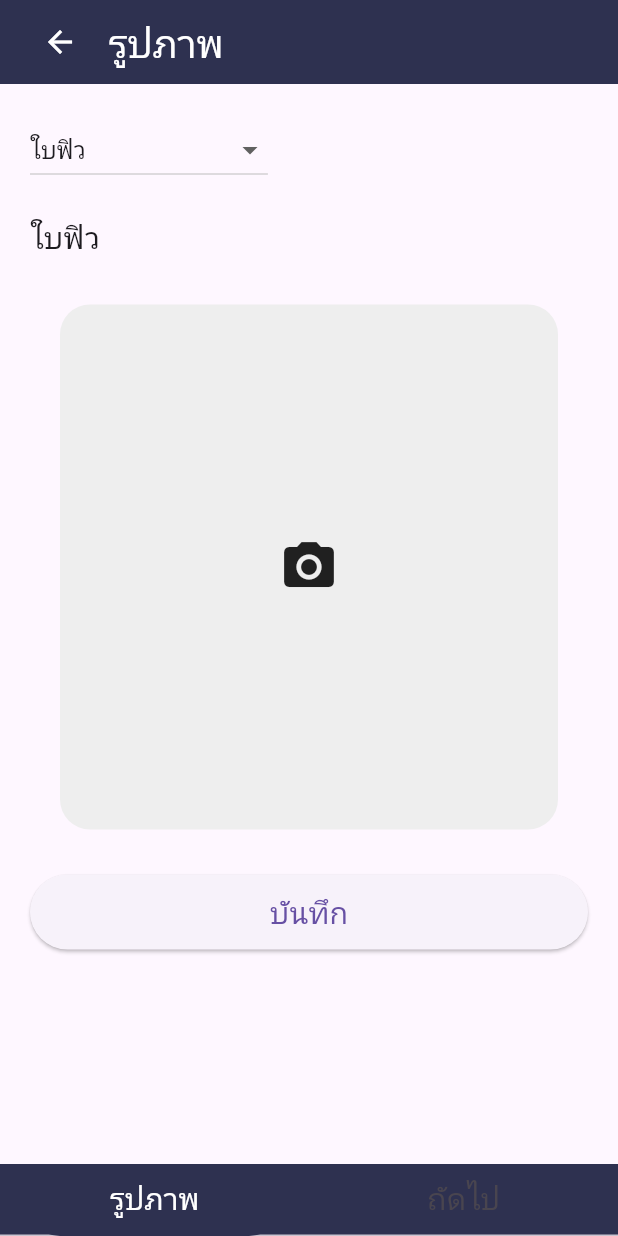
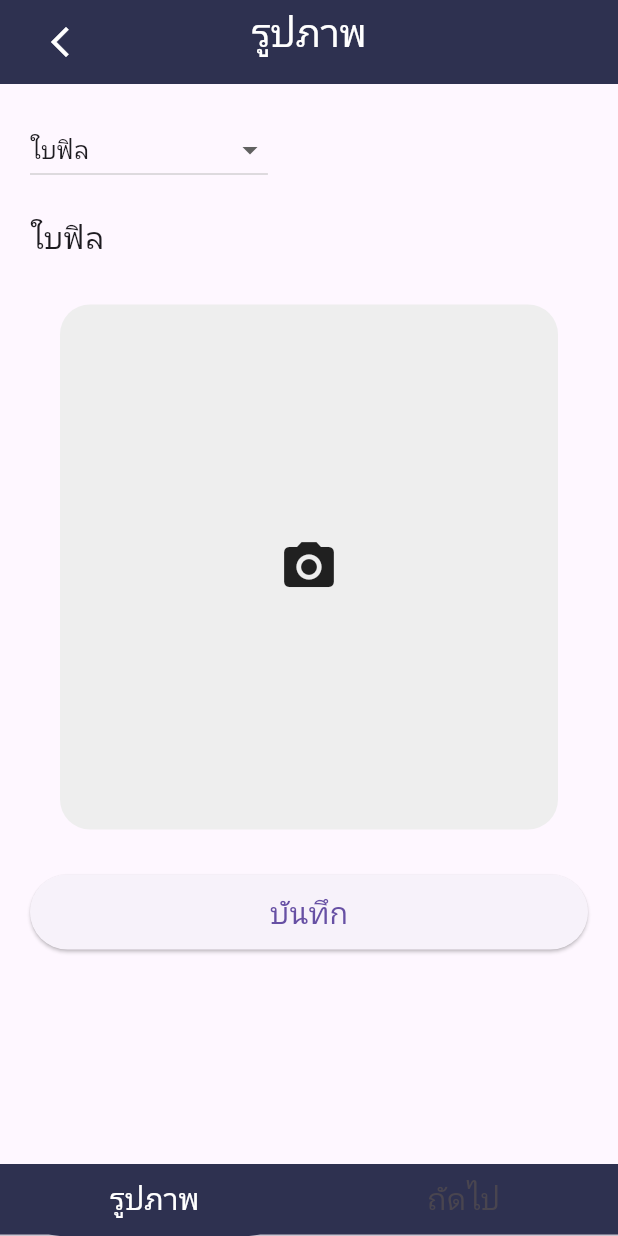
Before and after one commit to KeyClover/KunChang_photo, a Flutter app: the screen it shows after launch, on a phone screen of 412 x 824 dp. Run offline on Flutter 3.47's test engine with Material 3 defaults, Android fonts, the phone set to English and light mode, and no system bars; our stand-ins replace hexcolor, image_picker, sqflite; missing offline and left inert: freestyle_speed_dial; accounts and stored records are empty.

Commit message:
update: Update the display image picture field interface

```diff
--- a/lib/pages/take_picture_page.dart
+++ b/lib/pages/take_picture_page.dart
@@ -22,7 +22,7 @@ class _TakePicturePageState extends State<TakePicturePage> {
   String? _selectedField = 'fieldcardImage';
 
   final Map<String, String> _fieldLabels = {
-    'fieldcardImage': 'ใบฟิว',
+    'fieldcardImage': 'ใบฟิล',
     'frontImage': 'ข้างหน้ารถ',
     'backImage': 'ข้างหลังรถ',
     'leftSide': 'ข้างซ้ายรถ',
@@ -30,9 +30,6 @@ class _TakePicturePageState extends State<TakePicturePage> {
     'carRegistrationPlate': 'ทะเบียนรถ',
     'chassis': 'ตัวถังรถ',
   };
-
-
-
 
   void getImage(BuildContext context, String field) async {
     final ImagePicker _picker = ImagePicker();
@@ -65,8 +62,6 @@ class _TakePicturePageState extends State<TakePicturePage> {
       Provider.of<ImagesProvider>(context, listen: false)
           .addSelectedImageFile(field, imageFile);
     }
-
-
   } // this is for getting the images
 
   void deleteImage(BuildContext context, String field, int index) async {
@@ -94,7 +89,7 @@ class _TakePicturePageState extends State<TakePicturePage> {
       );
 
       if (result == true) {
-        await imageProvider.deleteFromDatabase(field, index);
+        await imageProvider.deleteFromDatabaseTakepicture(field, index);
 
         ScaffoldMessenger.of(context).showSnackBar(
           const SnackBar(
@@ -109,13 +104,35 @@ class _TakePicturePageState extends State<TakePicturePage> {
     final imageProvider = Provider.of<ImagesProvider>(context, listen: false);
 
     final images = ImagesModel(
-    fieldcardImage: imageProvider.selectedImageFiles['fieldcardImage']?.map((file) => file.path).where((path) => path.isNotEmpty).toList(),
-    frontImage: imageProvider.selectedImageFiles['frontImage']?.map((file) => file.path).where((path) => path.isNotEmpty).toList(),
-    backImage: imageProvider.selectedImageFiles['backImage']?.map((file) => file.path).where((path) => path.isNotEmpty).toList(),
-    leftSide: imageProvider.selectedImageFiles['leftSide']?.map((file) => file.path).where((path) => path.isNotEmpty).toList(),
-    rightSide: imageProvider.selectedImageFiles['rightSide']?.map((file) => file.path).where((path) => path.isNotEmpty).toList(),
-    carRegistrationPlate: imageProvider.selectedImageFiles['carRegistrationPlate']?.map((file) => file.path).where((path) => path.isNotEmpty).toList(),
-    chassis: imageProvider.selectedImageFiles['chassis']?.map((file) => file.path).where((path) => path.isNotEmpty).toList(),
+      fieldcardImage: imageProvider.selectedImageFiles['fieldcardImage']
+          ?.map((file) => file.path)
+          .where((path) => path.isNotEmpty)
+          .toList(),
+      frontImage: imageProvider.selectedImageFiles['frontImage']
+          ?.map((file) => file.path)
+          .where((path) => path.isNotEmpty)
+          .toList(),
+      backImage: imageProvider.selectedImageFiles['backImage']
+          ?.map((file) => file.path)
+          .where((path) => path.isNotEmpty)
+          .toList(),
+      leftSide: imageProvider.selectedImageFiles['leftSide']
+          ?.map((file) => file.path)
+          .where((path) => path.isNotEmpty)
+          .toList(),
+      rightSide: imageProvider.selectedImageFiles['rightSide']
+          ?.map((file) => file.path)
+          .where((path) => path.isNotEmpty)
+          .toList(),
+      carRegistrationPlate: imageProvider
+          .selectedImageFiles['carRegistrationPlate']
+          ?.map((file) => file.path)
+          .where((path) => path.isNotEmpty)
+          .toList(),
+      chassis: imageProvider.selectedImageFiles['chassis']
+          ?.map((file) => file.path)
+          .where((path) => path.isNotEmpty)
+          .toList(),
     );
 
     // Save images to the database
@@ -136,36 +153,35 @@ class _TakePicturePageState extends State<TakePicturePage> {
     );
   }
 
-
-
   @override
   Widget build(BuildContext context) {
-
-
     return Scaffold(
         appBar: AppBar(
           automaticallyImplyLeading: false,
           backgroundColor: HexColor("#2e3150"),
-          title: Row(
+          title: Stack(
             children: [
-              IconButton(
+              Align(
+                alignment: Alignment.centerLeft,
+                child: IconButton(
                   onPressed: () {
-                  final imageProvider = Provider.of<ImagesProvider>(
-                              context,
-                              listen: false);
                     saveImage(context);
                   },
                   icon: const Icon(
-                  Icons.arrow_back,
+                    Icons.arrow_back_ios_new,
                     color: Colors.white,
                   ),
                 ),
-              const SizedBox(width: 8),
-              const Text(
+              ),
+              const Align(
+                alignment: Alignment.center,
+                child: Text(
                   'รูปภาพ',
                   style: TextStyle(
                     color: Colors.white,
                     fontSize: 26,
+                  ),
+                  textAlign: TextAlign.center,
                 ),
               ),
             ],
@@ -206,17 +222,12 @@ class _TakePicturePageState extends State<TakePicturePage> {
                   ),
                   SizedBox(
                     width: double.infinity,
-
                     child: ElevatedButton(
                       onPressed: () async {
                         if (_formKey.currentState!.validate()) {
-                         // _formKey.currentState!.save();
-
-
                           saveImage(context);
                         }
                       },
-
                       style: ElevatedButton.styleFrom(
                         alignment: Alignment.bottomCenter,
                         minimumSize: const Size(100, 50),
```
Also changed, not shown: lib/pages/custom_ImageField/custom_ImageField.dart (+1 -53 lines), lib/pages/display_image.dart (+116 -15 lines), lib/provider/images_provider.dart (+12 -1 lines). Lines whose indentation alone changed are shown as unchanged.
